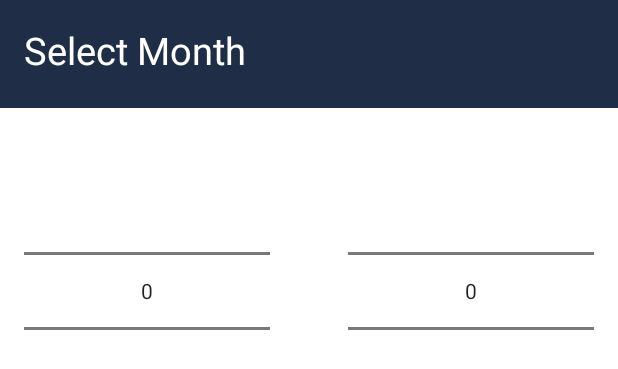
After one commit to vihahb/QLCT, an Android app: the layout month_year_picker.xml on its own in the app's theme, with its tools: preview values and no code run, on a phone screen of 412 x 824 dp. The commit adds this screen. Shown: the top 369 px of the screen. Run offline under Robolectric (Android 15) with nearby library versions, the light colour scheme and no system bars.

Commit message:
[DONE] Xong các chức năng. Tab 2 đã custom được Month picker với Year picker!

```diff
--- /dev/null
+++ b/app/src/main/res/layout/month_year_picker.xml
@@ -0,0 +1,60 @@
+<?xml version="1.0" encoding="utf-8"?>
+<LinearLayout xmlns:android="http://schemas.android.com/apk/res/android"
+    android:layout_width="match_parent"
+    android:layout_height="wrap_content"
+    android:baselineAligned="false"
+    android:background="@color/colorAccent"
+    android:orientation="vertical">
+
+    <LinearLayout
+        android:padding="16dp"
+        android:layout_width="match_parent"
+        android:layout_height="@dimen/size_72">
+
+        <TextView
+            android:textColor="@color/white"
+            android:text="@string/alert_dialog_title_month"
+            android:layout_width="match_parent"
+            android:layout_height="wrap_content"
+            android:textSize="25sp" />
+    </LinearLayout>
+
+    <LinearLayout
+        android:paddingTop="16dp"
+        android:background="@color/white"
+        android:layout_width="match_parent"
+        android:layout_height="wrap_content"
+        android:orientation="horizontal">
+
+        <LinearLayout
+            android:padding="16dp"
+            android:layout_width="wrap_content"
+            android:layout_height="wrap_content"
+            android:layout_marginRight="10dp"
+            android:layout_weight="1"
+            android:orientation="vertical">
+
+            <NumberPicker
+                android:id="@+id/monthNumberPicker"
+                android:layout_width="match_parent"
+                android:layout_height="match_parent"
+                android:layout_gravity="right" />
+        </LinearLayout>
+
+        <LinearLayout
+            android:padding="16dp"
+            android:layout_width="wrap_content"
+            android:layout_height="wrap_content"
+            android:layout_marginLeft="10dp"
+            android:layout_weight="1"
+            android:orientation="vertical">
+
+            <NumberPicker
+                android:id="@+id/yearNumberPicker"
+                android:layout_width="match_parent"
+                android:layout_height="match_parent" />
+        </LinearLayout>
+    </LinearLayout>
+
+
+</LinearLayout>
--- a/app/src/main/res/values/strings.xml
+++ b/app/src/main/res/values/strings.xml
@@ -72,6 +72,12 @@
     <string name="alarm_titl">Nhắc nhở</string>
 
 
+    <!-- Picker -->
+    <string name="alert_dialog_title_month">Select Month</string>
+    <string name="alert_dialog_title_year">Select Year</string>
+    <string name="positive_button_text">Cancel</string>
+    <string name="negative_button_text">Select</string>
+
     <!-- Team Buiding-->
     <string name="designer">Lê Tiến Chung</string>
     <string name="design">Thiết kế</string>
--- a/app/src/main/res/values/styles.xml
+++ b/app/src/main/res/values/styles.xml
@@ -1,4 +1,4 @@
-<resources>
+<resources xmlns:tools="http://schemas.android.com/tools">
 
     <!-- Base application theme. -->
     <style name="AppTheme" parent="Theme.AppCompat.Light.DarkActionBar">
```
Also changed, not shown: app/src/main/java/com/vivhp/qlct/Tab2.java (+30 -17 lines), app/src/main/java/com/vivhp/qlct/dialog/MonthYearPicker.java (added, +229 -0 lines), app/src/main/java/com/vivhp/qlct/dialog/YearPicker.java (added, +141 -0 lines), app/src/main/res/layout/year_picker.xml (added, +48 -0 lines).
